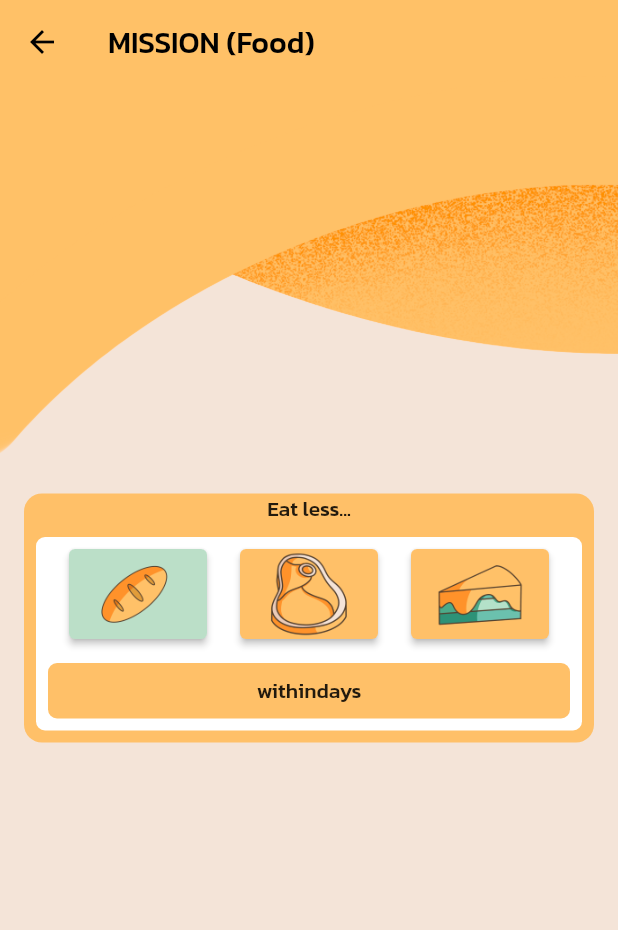
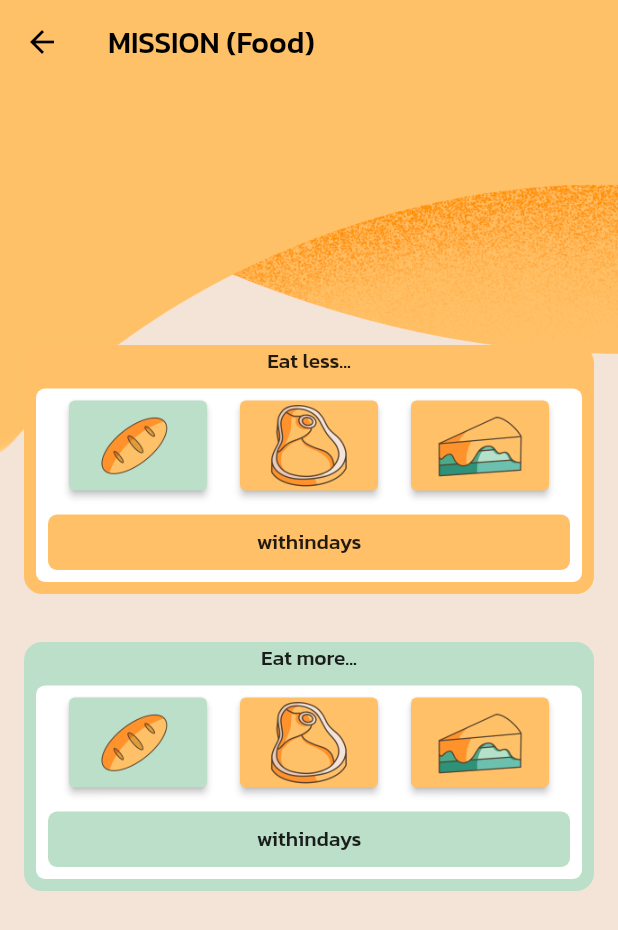
Before and after one commit to Food-Busters/food_busters, a Flutter app: the NewMissionPage screen opened directly, on a phone screen of 412 x 824 dp. Shown: the top 930 px of the screen. Run offline on Flutter 3.47's test engine with Material 2 defaults, Android fonts, the phone set to English and light mode, and no system bars; our stand-ins replace camera, flutter_toggle_tab, form_field_validator, package_info_plus, pie_chart, table_calendar; generated files the repository leaves out were written again.

Commit message:
Factor New Mission

```diff
--- a/lib/l10n/app_en.arb
+++ b/lib/l10n/app_en.arb
@@ -96,6 +96,7 @@
     "craving_missions": "Craving missions?",
     "hard_missions_desc": "Attempt hard missions to get more awesome prices!",
     "eat_less": "Eat less...",
+    "eat_more": "Eat more...",
     "no_data_this_day": "No Data found for this day",
     "recorded_menu": "Recorded Menu",
     "breakfast": "Breakfast",
--- a/lib/l10n/app_th.arb
+++ b/lib/l10n/app_th.arb
@@ -98,6 +98,7 @@
     "craving_missions": "กำลังมองหาภารกิจ?",
     "hard_missions_desc": "ลองทำภารกิจที่ยากๆ เพื่อให้ได้ราคาที่คุ้มค่า!",
     "eat_less": "กินสิ่งนี้ให้น้อยลง",
+    "eat_more": "กินสิ่งนี้ให้มากขึ้น",
     "no_data_this_day": "ไม่พบข้อมูลของวันนี้",
     "recorded_menu": "เมนูที่บันทึกไว้",
     "breakfast": "อาหารเช้า",
--- a/lib/views/mission/new_mission.dart
+++ b/lib/views/mission/new_mission.dart
@@ -47,16 +47,26 @@ class _NewMissionPageState extends State<NewMissionPage> {
           Column(
             mainAxisAlignment: MainAxisAlignment.center,
             children: [
+              missionBlock(text, text.eat_less, lightOrange),
+              missionBlock(text, text.eat_more, lightGreen),
+            ],
+          ),
+        ],
+      ),
+    );
+  }
+
+  Widget missionBlock(AppLocalizations text, String title, Color color) =>
       Padding(
         padding: const EdgeInsets.all(16.0),
         child: Container(
           decoration: BoxDecoration(
-                    color: lightOrange,
+            color: color,
             borderRadius: BorderRadius.circular(12.0),
           ),
           child: Column(
             children: [
-                      Text(text.eat_less),
+              Text(title),
               Padding(
                 padding: const EdgeInsets.all(8.0),
                 child: Container(
@@ -67,75 +77,20 @@ class _NewMissionPageState extends State<NewMissionPage> {
                   child: Column(
                     children: [
                       Padding(
-                                padding:
-                                    const EdgeInsets.symmetric(vertical: 8.0),
-                                child: Row(
-                                  mainAxisAlignment:
-                                      MainAxisAlignment.spaceEvenly,
-                                  children: [
-                                    ElevatedButton(
-                                      onPressed: () {
-                                        setState(() {
-                                          selected = 0;
-                                        });
-                                      },
-                                      child: Image.asset(
-                                        "assets/images/foods/starch.png",
-                                        height: 60,
-                                      ),
-                                      style: ElevatedButton.styleFrom(
-                                        primary: selected == 0
-                                            ? lightGreen
-                                            : lightOrange,
-                                      ),
-                                    ),
-                                    ElevatedButton(
-                                      onPressed: () {
-                                        setState(() {
-                                          selected = 1;
-                                        });
-                                      },
-                                      child: Image.asset(
-                                        "assets/images/foods/meat.png",
-                                        height: 60,
-                                      ),
-                                      style: ElevatedButton.styleFrom(
-                                        primary: selected == 1
-                                            ? lightGreen
-                                            : lightOrange,
-                                      ),
-                                    ),
-                                    ElevatedButton(
-                                      onPressed: () {
-                                        setState(() {
-                                          selected = 2;
-                                        });
-                                      },
-                                      child: Image.asset(
-                                        "assets/images/foods/dessert.png",
-                                        height: 60,
-                                      ),
-                                      style: ElevatedButton.styleFrom(
-                                        primary: selected == 2
-                                            ? lightGreen
-                                            : lightOrange,
-                                      ),
-                                    ),
-                                  ],
-                                ),
+                        padding: const EdgeInsets.symmetric(vertical: 8.0),
+                        child: missionButtons(),
                       ),
                       Padding(
                         padding: const EdgeInsets.all(8.0),
                         child: Container(
                           decoration: BoxDecoration(
-                                    color: lightOrange,
+                            color: color,
                             borderRadius: BorderRadius.circular(6.0),
                           ),
                           child: Padding(
                             padding: const EdgeInsets.all(8.0),
                             child: Row(
-                                      mainAxisAlignment:
-                                          MainAxisAlignment.center,
+                              mainAxisAlignment: MainAxisAlignment.center,
                               children: const [
                                 Text("within"),
                                 Text("days"),
@@ -151,11 +106,53 @@ class _NewMissionPageState extends State<NewMissionPage> {
             ],
           ),
         ),
+      );
+
+  Widget missionButtons() => Row(
+        mainAxisAlignment: MainAxisAlignment.spaceEvenly,
+        children: [
+          ElevatedButton(
+            onPressed: () {
+              setState(() {
+                selected = 0;
+              });
+            },
+            child: Image.asset(
+              "assets/images/foods/starch.png",
+              height: 60,
+            ),
+            style: ElevatedButton.styleFrom(
+              primary: selected == 0 ? lightGreen : lightOrange,
+            ),
+          ),
+          ElevatedButton(
+            onPressed: () {
+              setState(() {
+                selected = 1;
+              });
+            },
+            child: Image.asset(
+              "assets/images/foods/meat.png",
+              height: 60,
+            ),
+            style: ElevatedButton.styleFrom(
+              primary: selected == 1 ? lightGreen : lightOrange,
+            ),
+          ),
+          ElevatedButton(
+            onPressed: () {
+              setState(() {
+                selected = 2;
+              });
+            },
+            child: Image.asset(
+              "assets/images/foods/dessert.png",
+              height: 60,
+            ),
+            style: ElevatedButton.styleFrom(
+              primary: selected == 2 ? lightGreen : lightOrange,
+            ),
           ),
         ],
-          ),
-        ],
-      ),
       );
 }
-}
--- a/pubspec.yaml
+++ b/pubspec.yaml
@@ -15,7 +15,7 @@ publish_to: "none" # Remove this line if you wish to publish to pub.dev
 # In iOS, build-name is used as CFBundleShortVersionString while build-number used as CFBundleVersion.
 # Read more about iOS versioning at
 # https://developer.apple.com/library/archive/documentation/General/Reference/InfoPlistKeyReference/Articles/CoreFoundationKeys.html
-version: 1.0.262+2620000
+version: 1.0.264+2640000
 
 environment:
   sdk: ">=2.12.0 <3.0.0"
```
Lines whose indentation alone changed are shown as unchanged.
